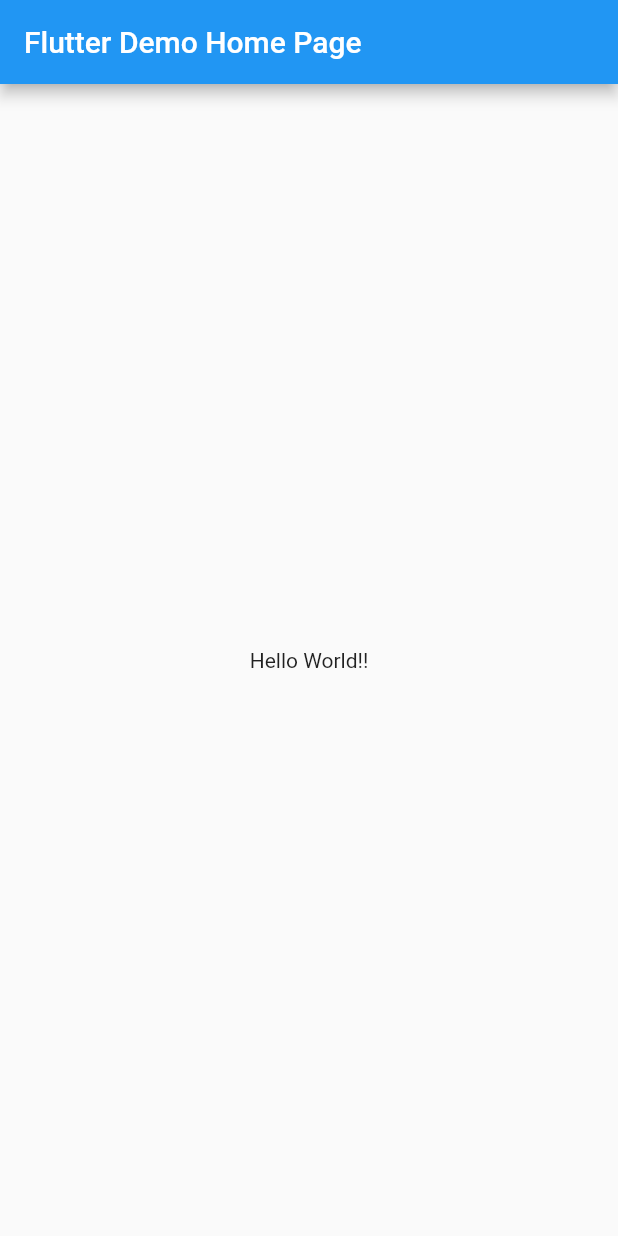
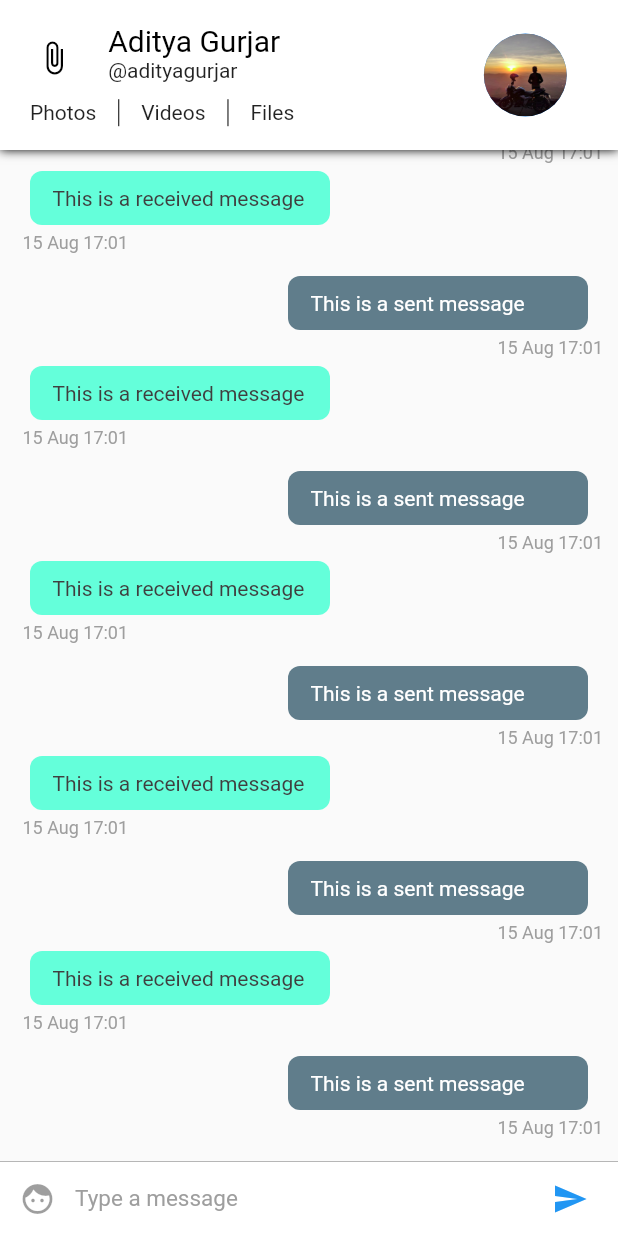
Before and after one commit to bbakewaikhom/messio, a Flutter app: the screen it shows after launch, on a phone screen of 412 x 824 dp. Run offline on Flutter 3.47's test engine with Material 2 defaults, Android fonts, the phone set to English and light mode, and no system bars.

Commit message:
60 Days of Flutter : Day 3–4 : Building a Chat Screen in Flutter

```diff
--- /dev/null
+++ b/lib/config/Assets.dart
@@ -0,0 +1,3 @@
+class Assets{
+  static String user = 'assets/user.png';
+}
--- /dev/null
+++ b/lib/config/Palette.dart
@@ -0,0 +1,15 @@
+import 'package:flutter/material.dart';
+
+// Color palette for the app
+class Palette{
+  static Color primaryColor = Colors.blue;
+  static Color secondaryColor = Colors.black;
+  static Color primaryTextColor = Colors.black;
+  static Color secondaryTextColor = Colors.black87;
+  static Color primaryBackgroundColor = Colors.white;
+  static Color selfMessageBackgroundColor = Colors.blueGrey;
+  static Color otherMessageBackgroundColor = Colors.tealAccent;
+  static Color selfMessageColor = Colors.white;
+  static Color otherMessageColor = Color(0xff3f3f3f);
+  static Color greyColor = Colors.grey;
+}
--- a/lib/main.dart
+++ b/lib/main.dart
@@ -1,8 +1,9 @@
 import 'package:flutter/material.dart';
+import 'package:messio/pages/ConversationPageList.dart';
 
-void main() => runApp(MyApp());
+void main() => runApp(Messio());
 
-class MyApp extends StatelessWidget {
+class Messio extends StatelessWidget {
   @override
   Widget build(BuildContext context) {
     return MaterialApp(
@@ -10,31 +11,7 @@ class MyApp extends StatelessWidget {
       theme: ThemeData(
         primarySwatch: Colors.blue,
       ),
-      home: MyHomePage(title: 'Flutter Demo Home Page'),
+      home: ConversationPageList(),
     );
   }
 }
-
-class MyHomePage extends StatefulWidget {
-  MyHomePage({Key key, this.title}) : super(key: key);
-  final String title;
-
-  @override
-  _MyHomePageState createState() => _MyHomePageState();
-}
-
-class _MyHomePageState extends State<MyHomePage> {
-  @override
-  Widget build(BuildContext context) {
-    return Scaffold(
-      appBar: AppBar(
-        title: Text(widget.title),
-      ),
-      body: Center(
-        child: Text(
-          'Hello World!!',
-        ),
-      ), // This trailing comma makes auto-formatting nicer for build methods.
-    );
-  }
-}
--- /dev/null
+++ b/lib/pages/ConversationPage.dart
@@ -0,0 +1,26 @@
+import 'package:flutter/material.dart';
+import 'package:messio/widgets/ChatAppBar.dart';
+import 'package:messio/widgets/ChatListWidget.dart';
+import 'package:messio/widgets/InputWidget.dart';
+
+class ConversationPage extends StatefulWidget {
+  @override
+  _ConversationPageState createState() => _ConversationPageState();
+}
+
+class _ConversationPageState extends State<ConversationPage> {
+  @override
+  Widget build(BuildContext context) {
+    return SafeArea(
+        child: Scaffold(
+            appBar: ChatAppBar(), // Custom app bar for chat screen
+            body: Stack(children: <Widget>[
+              Column(
+                children: <Widget>[
+                  ChatListWidget(), //Chat list
+                  InputWidget() // The input widget
+                ],
+              ),
+            ])));
+  }
+}
--- /dev/null
+++ b/lib/pages/ConversationPageList.dart
@@ -0,0 +1,22 @@
+import 'package:flutter/material.dart';
+import 'ConversationPage.dart';
+
+class ConversationPageList extends StatefulWidget {
+
+  @override
+  _ConversationPageListState createState() => _ConversationPageListState();
+}
+
+class _ConversationPageListState extends State<ConversationPageList> {
+
+  @override
+  Widget build(BuildContext context) {
+    return PageView(
+      children: <Widget>[
+        ConversationPage(),
+        ConversationPage(),
+        ConversationPage()
+      ],
+    );
+  }
+}
--- /dev/null
+++ b/lib/widgets/ChatAppBar.dart
@@ -0,0 +1,112 @@
+import 'package:flutter/material.dart';
+import 'package:messio/config/Assets.dart';
+import 'package:messio/config/Palette.dart';
+
+class ChatAppBar extends StatelessWidget implements PreferredSizeWidget {
+  final double height = 100;
+
+  @override
+  Widget build(BuildContext context) {
+    var textHeading = TextStyle(
+        color: Palette.primaryTextColor,
+        fontSize: 20); // Text style for the name
+    var textStyle = TextStyle(
+        color: Palette.secondaryTextColor); // Text style for everything else
+
+    double width =
+        MediaQuery.of(context).size.width; // calculate the screen width
+    return Material(
+        child: Container(
+            decoration: new BoxDecoration(boxShadow: [
+              //adds a shadow to the appbar
+              new BoxShadow(
+                color: Colors.black,
+                blurRadius: 5.0,
+              )
+            ]),
+            child: Container(
+                color: Palette.primaryBackgroundColor,
+                child: Row(children: <Widget>[
+                  Expanded(
+                      //we're dividing the appbar into 7 : 3 ratio. 7 is for content and 3 is for the display picture.
+                      flex: 7,
+                      child: Center(
+                          child: Column(
+                        mainAxisSize: MainAxisSize.min,
+                        children: <Widget>[
+                          Container(
+                              height: 70 - (width * .06),
+                              child: Row(
+                                crossAxisAlignment: CrossAxisAlignment.start,
+                                children: <Widget>[
+                                  Expanded(
+                                      flex: 2,
+                                      child: Center(
+                                          child: Icon(
+                                        Icons.attach_file,
+                                        color: Palette.secondaryColor,
+                                      ))),
+                                  Expanded(
+                                      flex: 6,
+                                      child: Container(
+                                          child: Column(
+                                        crossAxisAlignment:
+                                            CrossAxisAlignment.start,
+                                        mainAxisAlignment:
+                                            MainAxisAlignment.center,
+                                        mainAxisSize: MainAxisSize.min,
+                                        children: <Widget>[
+                                          Text('Aditya Gurjar',
+                                              style: textHeading),
+                                          Text('@adityagurjar',
+                                              style: textStyle)
+                                        ],
+                                      ))),
+                                ],
+                              )),
+                          //second row containing the buttons for media
+                          Container(
+                              height: 23,
+                              padding: EdgeInsets.fromLTRB(20, 5, 5, 0),
+                              child: Row(
+                                mainAxisAlignment: MainAxisAlignment.start,
+                                crossAxisAlignment: CrossAxisAlignment.center,
+                                children: <Widget>[
+                                  Text(
+                                    'Photos',
+                                    style: textStyle,
+                                  ),
+                                  VerticalDivider(
+                                    width: 30,
+                                    color: Palette.primaryTextColor,
+                                  ),
+                                  Text(
+                                    'Videos',
+                                    style: textStyle,
+                                  ),
+                                  VerticalDivider(
+                                    width: 30,
+                                    color: Palette.primaryTextColor,
+                                  ),
+                                  Text('Files', style: textStyle)
+                                ],
+                              )),
+                        ],
+                      ))),
+                  //This is the display picture
+                  Expanded(
+                      flex: 3,
+                      child: Container(
+                          child: Center(
+                              child: CircleAvatar(
+                        radius: (80 - (width * .06)) / 2,
+                        backgroundImage: Image.asset(
+                          Assets.user,
+                        ).image,
+                      )))),
+                ]))));
+  }
+
+  @override
+  Size get preferredSize => Size.fromHeight(height);
+}
--- /dev/null
+++ b/lib/widgets/ChatItemWidget.dart
@@ -0,0 +1,89 @@
+import 'package:flutter/material.dart';
+import 'package:messio/config/Palette.dart';
+import 'package:intl/intl.dart';
+
+class ChatItemWidget extends StatelessWidget{
+  var index;
+
+  ChatItemWidget(this.index);
+
+  @override
+  Widget build(BuildContext context) {
+    // TODO: implement build
+    if (index % 2 == 0) {
+      //This is the sent message. We'll later use data from firebase instead of index to determine the message is sent or received.
+      return Container(
+          child: Column(children: <Widget>[
+            Row(
+              children: <Widget>[
+                Container(
+                  child: Text(
+                    'This is a sent message',
+                    style: TextStyle(color: Palette.selfMessageColor),
+                  ),
+                  padding: EdgeInsets.fromLTRB(15.0, 10.0, 15.0, 10.0),
+                  width: 200.0,
+                  decoration: BoxDecoration(
+                      color: Palette.selfMessageBackgroundColor,
+                      borderRadius: BorderRadius.circular(8.0)),
+                  margin: EdgeInsets.only(right: 10.0),
+                )
+              ],
+              mainAxisAlignment:
+              MainAxisAlignment.end, // aligns the chatitem to right end
+            ),
+            Row(
+                mainAxisAlignment: MainAxisAlignment.end,
+                children: <Widget>[
+                  Container(
+                    child: Text(
+                      DateFormat('dd MMM kk:mm')
+                          .format(DateTime.fromMillisecondsSinceEpoch(1565888474278)),
+                      style: TextStyle(
+                          color: Palette.greyColor,
+                          fontSize: 12.0,
+                          fontStyle: FontStyle.normal),
+                    ),
+                    margin: EdgeInsets.only(left: 5.0, top: 5.0, bottom: 5.0),
+                  )])
+          ]));
+    } else {
+      // This is a received message
+      return Container(
+        child: Column(
+          children: <Widget>[
+            Row(
+              children: <Widget>[
+                Container(
+                  child: Text(
+                    'This is a received message',
+                    style: TextStyle(color: Palette.otherMessageColor),
+                  ),
+                  padding: EdgeInsets.fromLTRB(15.0, 10.0, 15.0, 10.0),
+                  width: 200.0,
+                  decoration: BoxDecoration(
+                      color: Palette.otherMessageBackgroundColor,
+                      borderRadius: BorderRadius.circular(8.0)),
+                  margin: EdgeInsets.only(left: 10.0),
+                )
+              ],
+            ),
+            Container(
+              child: Text(
+                DateFormat('dd MMM kk:mm')
+                    .format(DateTime.fromMillisecondsSinceEpoch(1565888474278)),
+                style: TextStyle(
+                    color: Palette.greyColor,
+                    fontSize: 12.0,
+                    fontStyle: FontStyle.normal),
+              ),
+              margin: EdgeInsets.only(left: 5.0, top: 5.0, bottom: 5.0),
+            )
+          ],
+          crossAxisAlignment: CrossAxisAlignment.start,
+        ),
+        margin: EdgeInsets.only(bottom: 10.0),
+      );
+    }  }
+
+}
--- /dev/null
+++ b/lib/widgets/ChatListWidget.dart
@@ -0,0 +1,20 @@
+import 'package:flutter/material.dart';
+
+import 'ChatItemWidget.dart';
+
+
+class ChatListWidget extends StatelessWidget{
+  final ScrollController listScrollController = new ScrollController();
+  @override
+  Widget build(BuildContext context) {
+    // TODO: implement build
+    return Flexible(
+        child: ListView.builder(
+          padding: EdgeInsets.all(10.0),
+          itemBuilder: (context, index) => ChatItemWidget(index),
+          itemCount: 20,
+          reverse: true,
+          controller: listScrollController,
+        ));
+  }
+}
--- /dev/null
+++ b/lib/widgets/InputWidget.dart
@@ -0,0 +1,60 @@
+import 'package:flutter/material.dart';
+import 'package:messio/config/Palette.dart';
+
+class InputWidget extends StatelessWidget {
+
+  final TextEditingController textEditingController = new TextEditingController();
+
+  @override
+  Widget build(BuildContext context) {
+    return Container(
+      child: Row(
+        children: <Widget>[
+          Material(
+            child: new Container(
+              margin: new EdgeInsets.symmetric(horizontal: 1.0),
+              child: new IconButton(
+                icon: new Icon(Icons.face),
+                color: Palette.primaryColor,
+              ),
+            ),
+            color: Colors.white,
+          ),
+
+          // Text input
+          Flexible(
+            child: Container(
+              child: TextField(
+                style: TextStyle(color: Palette.primaryTextColor, fontSize: 15.0),
+                controller: textEditingController,
+                decoration: InputDecoration.collapsed(
+                  hintText: 'Type a message',
+                  hintStyle: TextStyle(color: Palette.greyColor),
+                ),
+              ),
+            ),
+          ),
+
+          // Send Message Button
+          Material(
+            child: new Container(
+              margin: new EdgeInsets.symmetric(horizontal: 8.0),
+              child: new IconButton(
+                icon: new Icon(Icons.send),
+                onPressed: () => {},
+                color: Palette.primaryColor,
+              ),
+            ),
+            color: Colors.white,
+          ),
+        ],
+      ),
+      width: double.infinity,
+      height: 50.0,
+      decoration: new BoxDecoration(
+          border: new Border(
+              top: new BorderSide(color: Palette.greyColor, width: 0.5)),
+          color: Colors.white),
+    );
+  }
+}
--- a/pubspec.yaml
+++ b/pubspec.yaml
@@ -19,6 +19,7 @@ environment:
 dependencies:
   flutter:
     sdk: flutter
+  intl: ^0.15.8
 
   # The following adds the Cupertino Icons font to your application.
   # Use with the CupertinoIcons class for iOS style icons.
@@ -34,7 +35,8 @@ dev_dependencies:
 
 # The following section is specific to Flutter.
 flutter:
-
+  assets:
+    - assets/
   # The following line ensures that the Material Icons font is
   # included with your application, so that you can use the icons in
   # the material Icons class.
```
Also changed, not shown: assets/user.png (added), pubspec.lock, 1 other file.
